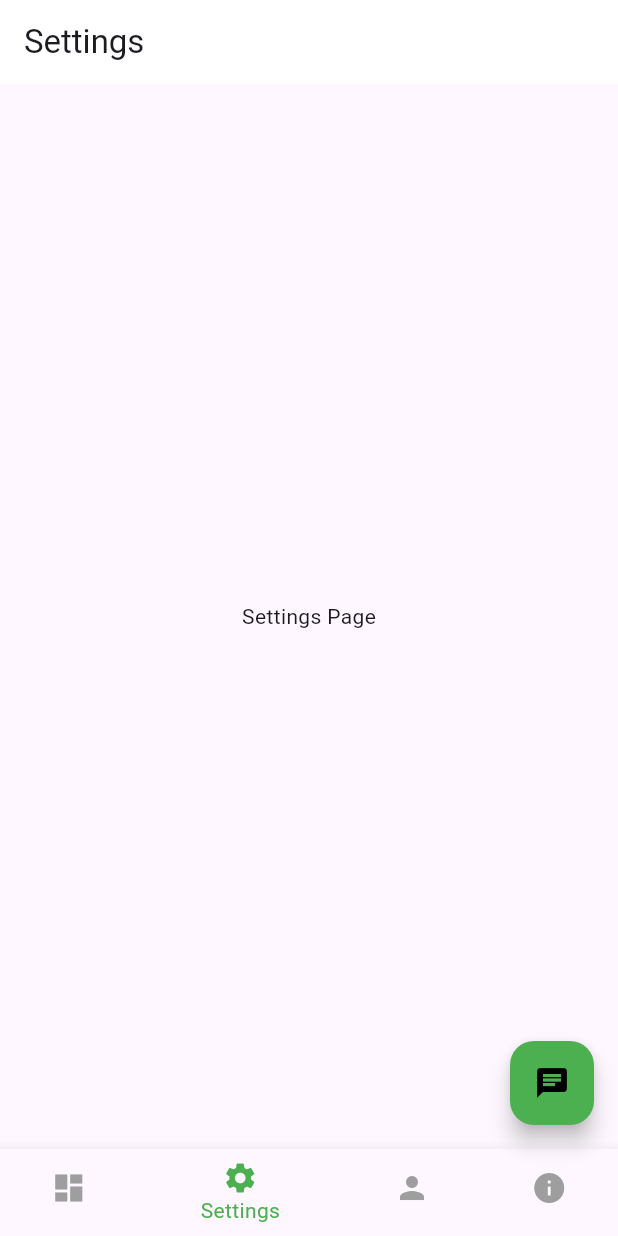
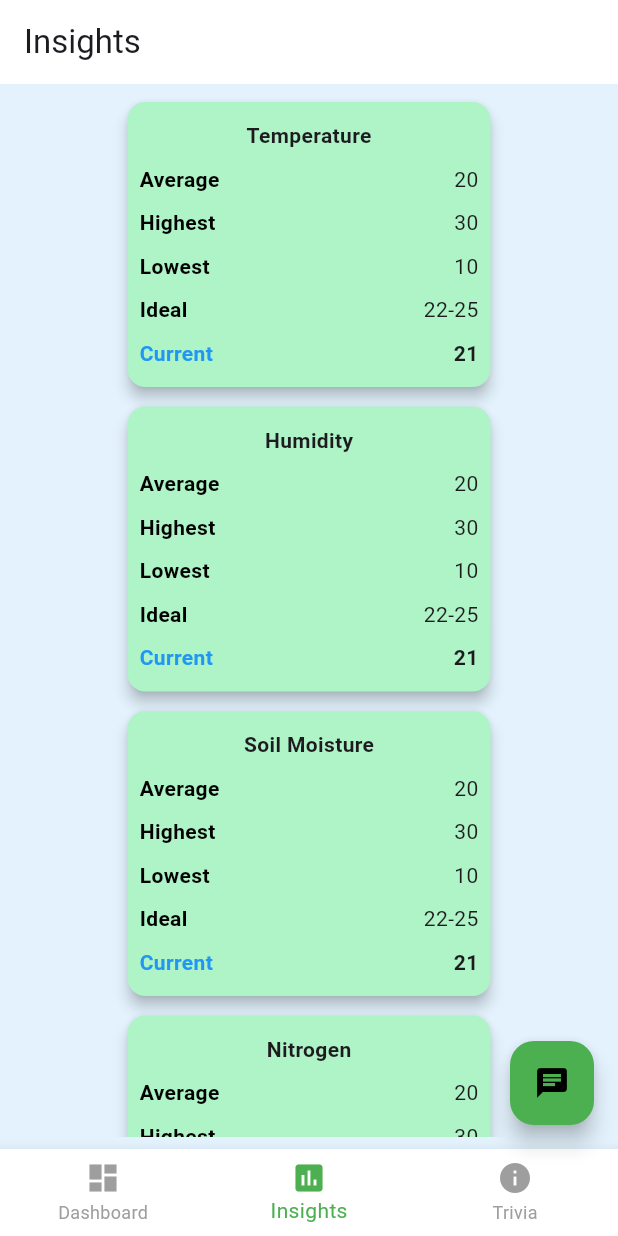
Before and after one commit to Project-School-2226/plant-guard-1.0, a Flutter app: the HomePage screen opened directly, swiped to page 2, on a phone screen of 412 x 824 dp. Run offline on Flutter 3.47's test engine with Material 3 defaults, Android fonts, the light colour scheme and no system bars; our stand-ins replace chat_bubbles, google_nav_bar; network calls fail.

Commit message:
unfinished insights page

```diff
--- a/frontend/lib/Components/bottom_nav_bar.dart
+++ b/frontend/lib/Components/bottom_nav_bar.dart
@@ -28,20 +28,12 @@ class BottomNavBar extends StatelessWidget {
               text: 'Dashboard',
             ),
             GButton(
-              icon: Icons.chat,
-              text: 'Chat',
+              icon: Icons.assessment,
+              text: 'Insights',
             ),
             GButton(
-              icon: Icons.settings,
-              text: 'Settings',
-            ),
-            GButton(
-              icon: Icons.person,
-              text: 'Profile',
-            ),
-            GButton(
-            icon: Icons.info,
-            text: 'Trivia',
+              icon: Icons.info,
+              text: 'Trivia',
             )
           ],
           // Your GNav items here
--- a/frontend/lib/pages/chat_page.dart
+++ b/frontend/lib/pages/chat_page.dart
@@ -32,7 +32,7 @@ class _ChatScreenState extends State<ChatScreen> {
         scrollController.animateTo(0.0,
             duration: const Duration(seconds: 1), curve: Curves.easeOut);
         var res = await http.post(
-            Uri.parse("https://3e74-183-82-97-138.ngrok-free.app/query"),
+            Uri.parse("https://c7d0-183-82-97-138.ngrok-free.app/query"),
             headers: {
               "Content-Type": "application/json",
             },
--- /dev/null
+++ b/frontend/lib/pages/detailed_insights_page.dart
@@ -0,0 +1,101 @@
+import 'package:flutter/material.dart';
+
+class DetailedInsights extends StatefulWidget {
+  const DetailedInsights({super.key});
+
+  @override
+  State<DetailedInsights> createState() => _DetailedInsightsState();
+}
+
+class _DetailedInsightsState extends State<DetailedInsights> {
+  final List<String> attributes = [
+    'Temperature',
+    'Humidity',
+    'Soil Moisture',
+    'Nitrogen',
+    'Phosphorous',
+    'Potasium',
+  ];
+  @override
+  Widget build(BuildContext context) {
+    return Scaffold(
+      backgroundColor: Colors.blue[50],
+      body: Padding(
+        padding: const EdgeInsets.all(8.0),
+        child: GridView.count(
+          crossAxisCount: 1,
+          crossAxisSpacing: 5,
+          mainAxisSpacing: 5,
+          childAspectRatio: 2,
+          children: List.generate(5, (index) {
+            // Assuming 5 attributes for demonstration
+            return Center(
+              // Center to align the container
+              child: SizedBox(
+                width: 250, // Adjust the width as needed
+                child: StatCard(attribute: attributes[index]),
+              ),
+            );
+          }),
+        ),
+      ),
+    );
+  }
+}
+
+class StatCard extends StatelessWidget {
+  final String attribute;
+
+  const StatCard({Key? key, required this.attribute}) : super(key: key);
+
+  @override
+  Widget build(BuildContext context) {
+    return Card(
+      elevation: 4,
+      color: Color.fromARGB(255, 174, 244, 198),
+      child: Padding(
+        padding: const EdgeInsets.all(8.0),
+        child: Column(
+          mainAxisAlignment: MainAxisAlignment.spaceAround,
+          children: [
+            Text(attribute, style: TextStyle(fontWeight: FontWeight.bold)),
+            const StatLine(label: 'Average', value: '20'),
+            StatLine(label: 'Highest', value: '30'),
+            StatLine(label: 'Lowest', value: '10'),
+            StatLine(label: 'Ideal', value: '22-25'),
+            StatLine(label: 'Current', value: '21', isCurrent: true),
+          ],
+        ),
+      ),
+    );
+  }
+}
+
+class StatLine extends StatelessWidget {
+  final String label;
+  final String value;
+  final bool isCurrent;
+
+  const StatLine({
+    Key? key,
+    required this.label,
+    required this.value,
+    this.isCurrent = false,
+  }) : super(key: key);
+
+  @override
+  Widget build(BuildContext context) {
+    return Row(
+      mainAxisAlignment: MainAxisAlignment.spaceBetween,
+      children: [
+        Text(label,
+            style: TextStyle(
+                color: isCurrent ? Colors.blue : Colors.black,
+                fontWeight: FontWeight.bold)),
+        Text(value,
+            style: TextStyle(
+                fontWeight: isCurrent ? FontWeight.bold : FontWeight.normal)),
+      ],
+    );
+  }
+}
--- a/frontend/lib/pages/home_page.dart
+++ b/frontend/lib/pages/home_page.dart
@@ -1,6 +1,7 @@
 import 'package:flutter/material.dart';
 import 'package:plant_guard/pages/chat_page.dart';
 import 'package:plant_guard/pages/dashboard.dart';
+import 'package:plant_guard/pages/detailed_insights_page.dart';
 import 'package:plant_guard/pages/profile_page.dart';
 import 'package:plant_guard/pages/settings_page.dart';
 import 'package:plant_guard/pages/plantstrivia.dart';
@@ -15,12 +16,7 @@ class HomePage extends StatefulWidget {
 class _HomePageState extends State<HomePage> {
   int selectedIndex = 0;
   final PageController pageController = PageController();
-  final List<String> pageTitles = [
-    'PlantGuard',
-    'Settings',
-    'Profile',
-    'Trivia'
-  ];
+  final List<String> pageTitles = ['PlantGuard', 'Insights', 'Trivia'];
 
   @override
   void dispose() {
@@ -78,9 +74,8 @@ class _HomePageState extends State<HomePage> {
         children: <Widget>[
           // Your page widgets here
           const Dashboard(),
-          const SettingsPage(),
-          const ProfilePage(),
-          PlantsTrivia(),
+          const DetailedInsights(),
+          const PlantsTrivia(),
         ],
       ),
       bottomNavigationBar: BottomNavigationBar(
@@ -93,8 +88,7 @@ class _HomePageState extends State<HomePage> {
           BottomNavigationBarItem(
               icon: Icon(Icons.dashboard), label: 'Dashboard'),
           BottomNavigationBarItem(
-              icon: Icon(Icons.settings), label: 'Settings'),
-          BottomNavigationBarItem(icon: Icon(Icons.person), label: 'Profile'),
+              icon: Icon(Icons.assessment), label: 'Insights'),
           BottomNavigationBarItem(icon: Icon(Icons.info), label: 'Trivia'),
         ],
       ),
--- a/frontend/lib/pages/plantstrivia.dart
+++ b/frontend/lib/pages/plantstrivia.dart
@@ -13,52 +13,62 @@ class _PlantsTriviaState extends State<PlantsTrivia> {
   final List<Map<String, String>> plantsInfo = [
     {
       "name": "Rice",
-    "details": "Rice is the staple food of India and covers about one-fourth of the total cropped area. It thrives in regions with high humidity and temperatures between 20°C to 35°C. Rice requires substantial water, often grown in flooded fields. Optimal NPK ratio: 60-40-20. It prefers clayey loam soil that retains water well. The crop cycle lasts about 100-180 days depending on the variety.",
+      "details":
+          "Rice is the staple food of India and covers about one-fourth of the total cropped area. It thrives in regions with high humidity and temperatures between 20°C to 35°C. Rice requires substantial water, often grown in flooded fields. Optimal NPK ratio: 60-40-20. It prefers clayey loam soil that retains water well. The crop cycle lasts about 100-180 days depending on the variety.",
       "imageUrl": 'lib/images/rice.jpeg'
     },
     {
       "name": "Wheat",
-    "details": "Wheat is the second most important cereal crop in India. It is a staple food in northern and north-western India. Ideal growing conditions include temperatures between 10°C to 25°C and moderate rainfall. Wheat requires well-drained loamy soil. The optimal NPK ratio is 120-60-40. The crop is usually grown in the rabi season, and its cycle lasts around 120-150 days.",
+      "details":
+          "Wheat is the second most important cereal crop in India. It is a staple food in northern and north-western India. Ideal growing conditions include temperatures between 10°C to 25°C and moderate rainfall. Wheat requires well-drained loamy soil. The optimal NPK ratio is 120-60-40. The crop is usually grown in the rabi season, and its cycle lasts around 120-150 days.",
       "imageUrl": 'lib/images/wheat.jpeg'
     },
     {
       "name": "Maize",
-    "details": "Maize is one of the important cereal crops in India, mainly grown in Karnataka, Andhra Pradesh, and Tamil Nadu. It requires temperatures between 21°C to 27°C and moderate rainfall. Maize thrives in well-drained loamy soil. The optimal NPK ratio is 120-60-40. The crop cycle ranges from 90 to 120 days. Maize is versatile, used for food, fodder, and industrial products.",
+      "details":
+          "Maize is one of the important cereal crops in India, mainly grown in Karnataka, Andhra Pradesh, and Tamil Nadu. It requires temperatures between 21°C to 27°C and moderate rainfall. Maize thrives in well-drained loamy soil. The optimal NPK ratio is 120-60-40. The crop cycle ranges from 90 to 120 days. Maize is versatile, used for food, fodder, and industrial products.",
       "imageUrl": "lib/images/maize.jpeg"
     },
     {
       "name": "Pulses",
-    "details": "India is the largest producer and consumer of pulses in the world. Major pulses include chickpeas, pigeon peas, lentils, and mung beans. They thrive in temperatures between 20°C to 30°C and low to moderate rainfall. Pulses prefer well-drained sandy loam soil. The optimal NPK ratio is 20-50-20. The crop cycle varies but typically lasts 90-120 days. Pulses are a crucial source of protein in Indian diets.",
+      "details":
+          "India is the largest producer and consumer of pulses in the world. Major pulses include chickpeas, pigeon peas, lentils, and mung beans. They thrive in temperatures between 20°C to 30°C and low to moderate rainfall. Pulses prefer well-drained sandy loam soil. The optimal NPK ratio is 20-50-20. The crop cycle varies but typically lasts 90-120 days. Pulses are a crucial source of protein in Indian diets.",
       "imageUrl": "lib/images/pulses.jpeg"
     },
     {
       "name": "Sugarcane",
-    "details": "Sugarcane is a significant cash crop in India, with Uttar Pradesh, Maharashtra, and Karnataka being the largest producers. Ideal conditions include temperatures between 21°C to 27°C and high humidity. Sugarcane prefers well-drained loamy to clayey soil. The optimal NPK ratio is 60-30-60. The crop cycle is long, lasting about 12 to 18 months. Sugarcane is used for sugar production, ethanol, and as fodder.",
+      "details":
+          "Sugarcane is a significant cash crop in India, with Uttar Pradesh, Maharashtra, and Karnataka being the largest producers. Ideal conditions include temperatures between 21°C to 27°C and high humidity. Sugarcane prefers well-drained loamy to clayey soil. The optimal NPK ratio is 60-30-60. The crop cycle is long, lasting about 12 to 18 months. Sugarcane is used for sugar production, ethanol, and as fodder.",
       "imageUrl": "lib/images/sugarcane.jpeg"
     },
     {
       "name": "Cotton",
-    "details": "Cotton is one of the principal commercial crops in India, and the country is one of the largest producers in the world. It grows well in temperatures between 21°C to 30°C and moderate rainfall. Cotton requires well-drained sandy loam soil. The optimal NPK ratio is 60-30-30. The crop cycle lasts around 150-180 days. Cotton is vital for the textile industry, producing fiber and oil.",
+      "details":
+          "Cotton is one of the principal commercial crops in India, and the country is one of the largest producers in the world. It grows well in temperatures between 21°C to 30°C and moderate rainfall. Cotton requires well-drained sandy loam soil. The optimal NPK ratio is 60-30-30. The crop cycle lasts around 150-180 days. Cotton is vital for the textile industry, producing fiber and oil.",
       "imageUrl": "lib/images/cotton.jpeg"
     },
     {
       "name": "Tea",
-    "details": "Tea is an important beverage crop in India, with Assam, West Bengal, and Tamil Nadu being the major tea-producing states. It requires temperatures between 20°C to 30°C and high humidity. Tea plants thrive in well-drained acidic soil rich in organic matter. The optimal NPK ratio is 4:1:1. The crop can be harvested multiple times a year. Tea is a major export product and a staple in Indian culture.",
+      "details":
+          "Tea is an important beverage crop in India, with Assam, West Bengal, and Tamil Nadu being the major tea-producing states. It requires temperatures between 20°C to 30°C and high humidity. Tea plants thrive in well-drained acidic soil rich in organic matter. The optimal NPK ratio is 4:1:1. The crop can be harvested multiple times a year. Tea is a major export product and a staple in Indian culture.",
       "imageUrl": "lib/images/tea.jpeg"
     },
     {
       "name": "Coffee",
-    "details": "Coffee is grown in the hilly regions of South India, mainly in Karnataka, Kerala, and Tamil Nadu. It thrives in temperatures between 15°C to 24°C and moderate to high rainfall. Coffee prefers well-drained loamy soil rich in organic matter. The optimal NPK ratio is 20-10-10. The crop cycle lasts around 9-11 months. Coffee is a significant export product and popular beverage.",
+      "details":
+          "Coffee is grown in the hilly regions of South India, mainly in Karnataka, Kerala, and Tamil Nadu. It thrives in temperatures between 15°C to 24°C and moderate to high rainfall. Coffee prefers well-drained loamy soil rich in organic matter. The optimal NPK ratio is 20-10-10. The crop cycle lasts around 9-11 months. Coffee is a significant export product and popular beverage.",
       "imageUrl": "lib/images/coffee.jpeg"
     },
     {
       "name": "Spices",
-    "details": "India is known as the 'land of spices,' producing a variety of spices such as black pepper, cardamom, cloves, and turmeric. These crops generally require temperatures between 10°C to 30°C, varying humidity levels, and an NPK ratio of 20-20-20. Spices prefer well-drained loamy soil. The crop cycles vary widely depending on the spice. Spices are crucial for culinary, medicinal, and cosmetic uses.",
+      "details":
+          "India is known as the 'land of spices,' producing a variety of spices such as black pepper, cardamom, cloves, and turmeric. These crops generally require temperatures between 10°C to 30°C, varying humidity levels, and an NPK ratio of 20-20-20. Spices prefer well-drained loamy soil. The crop cycles vary widely depending on the spice. Spices are crucial for culinary, medicinal, and cosmetic uses.",
       "imageUrl": "lib/images/spices.jpeg"
     },
     {
       "name": "Oilseeds",
-    "details": "India is one of the largest producers of oilseeds in the world, with major crops including groundnut, mustard, soybean, and sunflower. Ideal growing conditions include temperatures between 20°C to 30°C and moderate rainfall. Oilseeds prefer well-drained sandy loam to clayey soil. The optimal NPK ratio is 20-40-20. The crop cycle varies from 90 to 150 days. Oilseeds are essential for oil production and as a protein source.",
+      "details":
+          "India is one of the largest producers of oilseeds in the world, with major crops including groundnut, mustard, soybean, and sunflower. Ideal growing conditions include temperatures between 20°C to 30°C and moderate rainfall. Oilseeds prefer well-drained sandy loam to clayey soil. The optimal NPK ratio is 20-40-20. The crop cycle varies from 90 to 150 days. Oilseeds are essential for oil production and as a protein source.",
       "imageUrl": "lib/images/oilseeds.jpeg"
     }
   ];
@@ -92,38 +102,47 @@ void _filterPlants() {
   void showPlantDetails(BuildContext context, String name, String details) {
     showDialog(
       context: context,
-      barrierColor: Colors.black.withOpacity(0), // Makes the overlay outside the dialog translucent
+      barrierColor: Colors.black
+          .withOpacity(0), // Makes the overlay outside the dialog translucent
       builder: (BuildContext context) {
         return AlertDialog(
-          backgroundColor: Colors.transparent, // Makes the dialog background transparent
+          backgroundColor:
+              Colors.transparent, // Makes the dialog background transparent
           content: ClipRect(
-            child: BackdropFilter(
-              filter: ImageFilter.blur(sigmaX: 5, sigmaY: 5), // Apply blur effect
-              child: Container(
+            child: // Apply blur effect
+                Container(
                     decoration: BoxDecoration(
                       border: Border.all(color: Colors.black),
-                  color: const Color.fromARGB(31, 36, 35, 35).withOpacity(0.7), // Semi-transparent white background of the dialog
+                      color: const Color.fromARGB(31, 36, 35, 35).withOpacity(
+                          0.7), // Semi-transparent white background of the dialog
                       borderRadius: BorderRadius.circular(15),
-                  boxShadow: [
-                    BoxShadow(
-                      color: Colors.grey.withOpacity(0.5), // Shadow color with some transparency
-                      spreadRadius: 2, // Extent of shadow spread
-                      blurRadius: 15, // How blurry the shadow should be
-                      offset: const Offset(0, 3), // Horizontal and vertical offset of shadow
+                      // boxShadow: [
+                      //   BoxShadow(
+                      //     color: Colors.grey.withOpacity(
+                      //         0.5), // Shadow color with some transparency
+                      //     blurRadius: 15, // How blurry the shadow should be
+                      //     offset: const Offset(
+                      //         0, 3), // Horizontal and vertical offset of shadow
+                      //   ),
+                      // ],
                     ),
-                  ],
-                ),
+                    child: SingleChildScrollView(
                       child: Column(
-                  mainAxisSize: MainAxisSize.min, // Makes the container wrap its content
                         children: <Widget>[
                           Padding(
                             padding: const EdgeInsets.all(16.0),
-                      child: Text(name, style: const TextStyle(fontSize: 24,
+                            child: Text(name,
+                                style: const TextStyle(
+                                  fontSize: 24,
                                   color: Colors.white,
                                 )),
                           ),
                           Padding(
-                      padding: const EdgeInsets.only(top:9.0, left:16.0, right:16.0, bottom: 16.0),
+                            padding: const EdgeInsets.only(
+                                top: 9.0,
+                                left: 16.0,
+                                right: 16.0,
+                                bottom: 16.0),
                             child: Text(
                               details,
                               style: const TextStyle(
@@ -135,8 +154,7 @@ void _filterPlants() {
                           ),
                         ],
                       ),
-              ),
-            ),
+                    )),
           ),
         );
       },
@@ -171,23 +189,31 @@ void _filterPlants() {
               itemCount: filteredPlantsInfo.length,
               itemBuilder: (context, index) {
                 return InkWell(
-    onTap: () => showPlantDetails(context, filteredPlantsInfo[index]["name"]!, filteredPlantsInfo[index]["details"]!),
+                  onTap: () => showPlantDetails(
+                      context,
+                      filteredPlantsInfo[index]["name"]!,
+                      filteredPlantsInfo[index]["details"]!),
                   child: Card(
-      clipBehavior: Clip.antiAlias, // Ensures content is clipped to the shape
+                    clipBehavior: Clip
+                        .antiAlias, // Ensures content is clipped to the shape
                     shape: RoundedRectangleBorder(
-        borderRadius: BorderRadius.circular(10), // Adjust borderRadius as needed
+                      borderRadius: BorderRadius.circular(
+                          10), // Adjust borderRadius as needed
                     ),
                     child: Stack(
                       children: <Widget>[
                         Positioned.fill(
                           child: ClipRRect(
                             borderRadius: const BorderRadius.only(
-                topLeft: Radius.circular(10), // Match card's borderRadius
-                topRight: Radius.circular(10), // Match card's borderRadius
+                              topLeft: Radius.circular(
+                                  10), // Match card's borderRadius
+                              topRight: Radius.circular(
+                                  10), // Match card's borderRadius
                             ),
                             child: Image.asset(
                               filteredPlantsInfo[index]["imageUrl"]!,
-                fit: BoxFit.cover, // Covers the area, might crop the image
+                              fit: BoxFit
+                                  .cover, // Covers the area, might crop the image
                             ),
                           ),
                         ),
@@ -202,7 +228,10 @@ void _filterPlants() {
                         Center(
                           child: Text(
                             filteredPlantsInfo[index]["name"]!,
-              style: Theme.of(context).textTheme.titleLarge?.copyWith(
+                            style: Theme.of(context)
+                                .textTheme
+                                .titleLarge
+                                ?.copyWith(
                               color: Colors.white,
                               shadows: [
                                 const Shadow(
--- a/frontend/lib/pages/temperature_screen.dart
+++ /dev/null
@@ -1,17 +0,0 @@
-import 'package:flutter/material.dart';
-
-class TemperaturePage extends StatefulWidget {
-  const TemperaturePage({super.key});
-
-  @override
-  State<TemperaturePage> createState() => _TemperaturePageState();
-}
-
-class _TemperaturePageState extends State<TemperaturePage> {
-  @override
-  Widget build(BuildContext context) {
-    return Scaffold(
-      body: Text("Temperature Page"),
-    );
-  }
-}
```
Lines whose indentation alone changed are shown as unchanged.
